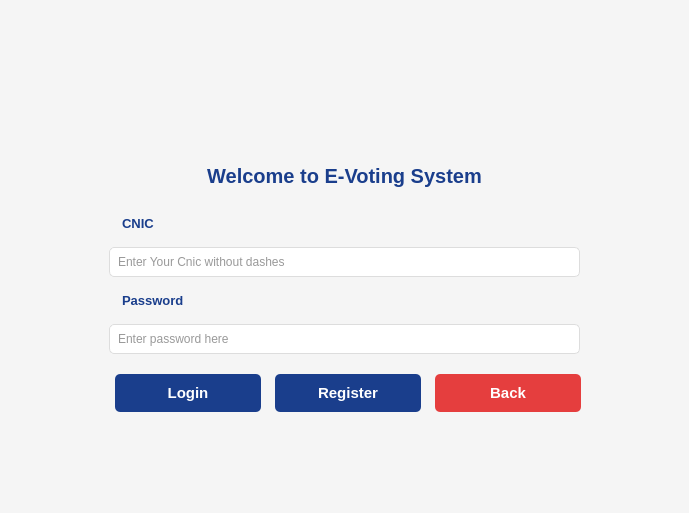
Before: the Qt Designer form E-voting-system/Experiment/voter_login.ui in Kashan-Baig/E-VOTING, drawn with Qt 5.
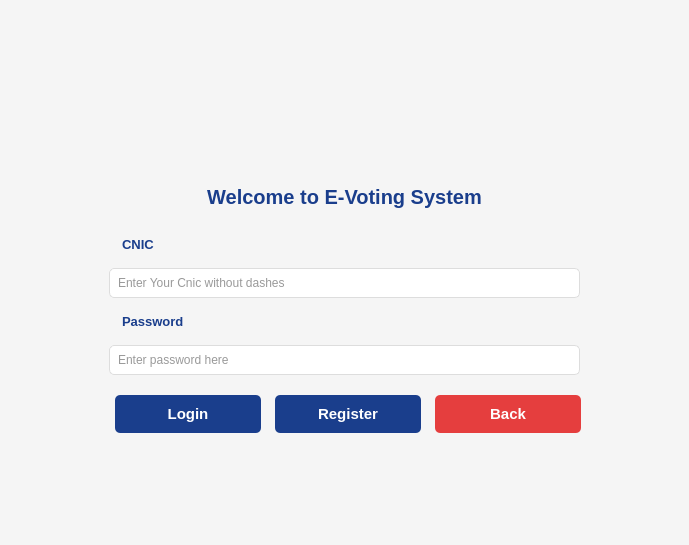
After: the same form once the commit is applied. Icons and pictures are not drawn.

What changed in the file:
```diff
--- a/E-voting-system/Experiment/voter_login.ui
+++ b/E-voting-system/Experiment/voter_login.ui
@@ -7,7 +7,7 @@
     <x>0</x>
     <y>0</y>
     <width>689</width>
-    <height>513</height>
+    <height>545</height>
    </rect>
   </property>
   <property name="minimumSize">
```
